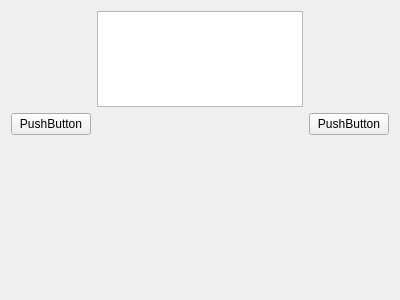
Above: gameboard.ui from Sunimik1975/ihm_4connect before the change. Below: the same form after it.
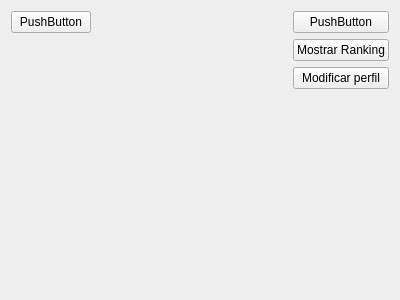
That is the form after the change.

Diff of the .ui file:
```diff
--- a/gameboard.ui
+++ b/gameboard.ui
@@ -14,27 +14,14 @@
    <string>Form</string>
   </property>
   <layout class="QGridLayout" name="gridLayout">
-   <item row="1" column="1">
-    <spacer name="horizontalSpacer">
-     <property name="orientation">
-      <enum>Qt::Orientation::Horizontal</enum>
-     </property>
-     <property name="sizeHint" stdset="0">
-      <size>
-       <width>40</width>
-       <height>20</height>
-      </size>
-     </property>
-    </spacer>
-   </item>
-   <item row="1" column="0">
-    <widget class="QPushButton" name="cerrarPushButton">
+   <item row="1" column="2">
+    <widget class="QPushButton" name="rankingbutton">
      <property name="text">
-      <string>PushButton</string>
+      <string>Mostrar Ranking</string>
      </property>
     </widget>
    </item>
-   <item row="2" column="0">
+   <item row="3" column="0">
     <spacer name="verticalSpacer">
      <property name="orientation">
       <enum>Qt::Orientation::Vertical</enum>
@@ -47,7 +34,14 @@
      </property>
     </spacer>
    </item>
-   <item row="1" column="2">
+   <item row="0" column="0">
+    <widget class="QPushButton" name="cerrarPushButton">
+     <property name="text">
+      <string>PushButton</string>
+     </property>
+    </widget>
+   </item>
+   <item row="0" column="2">
     <widget class="QPushButton" name="cerrarPushButton2">
      <property name="text">
       <string>PushButton</string>
@@ -55,7 +49,24 @@
     </widget>
    </item>
    <item row="0" column="1">
-    <widget class="QListView" name="ranking"/>
+    <spacer name="horizontalSpacer">
+     <property name="orientation">
+      <enum>Qt::Orientation::Horizontal</enum>
+     </property>
+     <property name="sizeHint" stdset="0">
+      <size>
+       <width>40</width>
+       <height>20</height>
+      </size>
+     </property>
+    </spacer>
+   </item>
+   <item row="2" column="2">
+    <widget class="QPushButton" name="modifyProfileButton2">
+     <property name="text">
+      <string>Modificar perfil</string>
+     </property>
+    </widget>
    </item>
   </layout>
  </widget>
```
